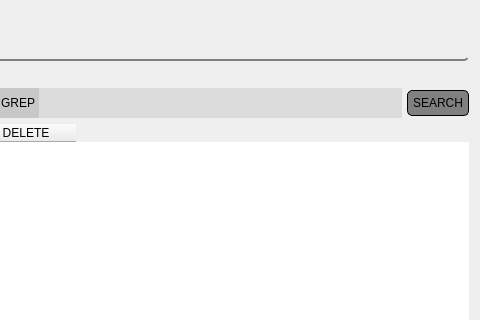
Qt form process_panel/resource/process_panel.ui (GroupOfRobots/MiniRysRQT) before a commit; both pictures show x 135 to 615 and y 0 to 320 of the 615 by 569 pixel window.
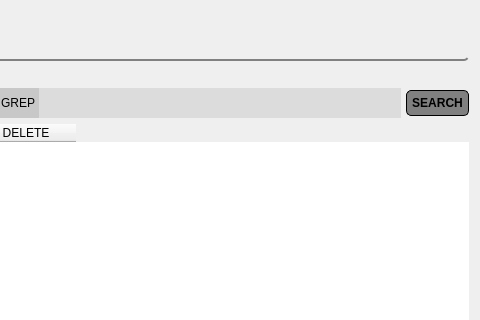
The same form after that commit. Icons and pictures are not drawn.

```diff
--- a/process_panel/resource/process_panel.ui
+++ b/process_panel/resource/process_panel.ui
@@ -175,7 +175,7 @@
           <cursorShape>PointingHandCursor</cursorShape>
          </property>
          <property name="styleSheet">
-          <string notr="true">border: 1px solid black;
+          <string notr="true">font-weight: bold; border: 1px solid black;
 border-radius: 5px;
 padding: 5px;
 background: gray;</string>
```
Left out of the diff: 7 changed lines with no effect on the pictures.
